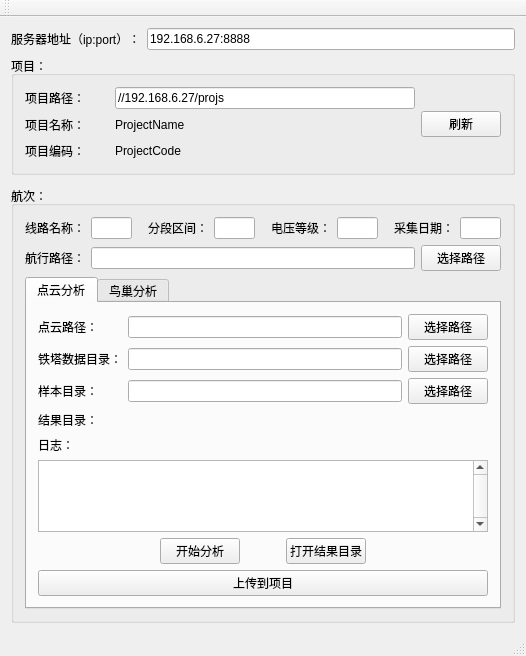
Qt form MainControl/MainControl.ui (CreamMilk/pct) before a commit.
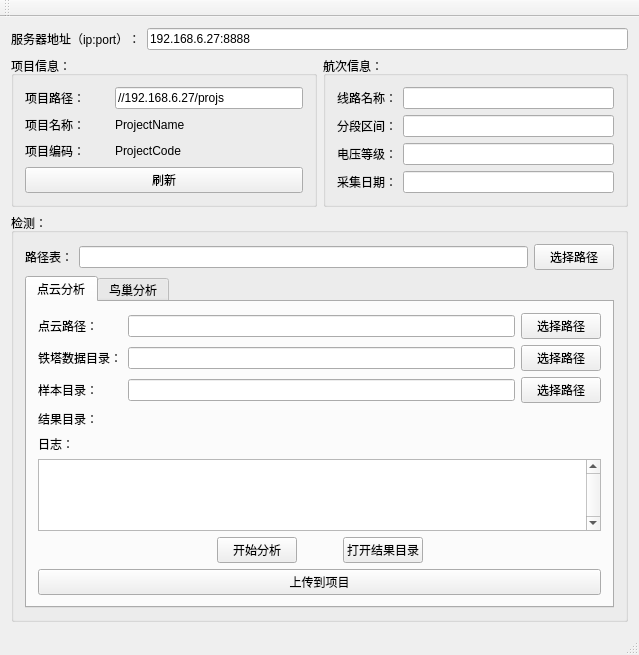
The same form after that commit.

Commit message: 1，俯视图是反的bug 2，鸟巢程序更新 3，路径表读取

Patch:
```diff
--- a/MainControl/MainControl.ui
+++ b/MainControl/MainControl.ui
@@ -6,8 +6,8 @@
    <rect>
     <x>0</x>
     <y>0</y>
-    <width>526</width>
-    <height>610</height>
+    <width>639</width>
+    <height>631</height>
    </rect>
   </property>
   <property name="windowTitle">
@@ -34,16 +34,14 @@
      </layout>
     </item>
     <item>
+     <layout class="QHBoxLayout" name="horizontalLayout_16">
+      <item>
      <widget class="QGroupBox" name="groupBox">
       <property name="title">
-       <string>项目：</string>
+         <string>项目信息：</string>
       </property>
       <layout class="QVBoxLayout" name="verticalLayout_5">
        <item>
-        <layout class="QHBoxLayout" name="horizontalLayout">
-         <item>
-          <layout class="QVBoxLayout" name="verticalLayout_7">
-           <item>
             <layout class="QHBoxLayout" name="horizontalLayout_13">
              <item>
               <widget class="QLabel" name="label_5">
@@ -161,8 +159,8 @@
              </item>
             </layout>
            </item>
-          </layout>
-         </item>
+         <item>
+          <layout class="QHBoxLayout" name="horizontalLayout">
          <item>
           <widget class="QPushButton" name="pushButton_5">
            <property name="enabled">
@@ -179,29 +177,13 @@
      </widget>
     </item>
     <item>
-     <spacer name="verticalSpacer_2">
-      <property name="orientation">
-       <enum>Qt::Vertical</enum>
-      </property>
-      <property name="sizeType">
-       <enum>QSizePolicy::Fixed</enum>
-      </property>
-      <property name="sizeHint" stdset="0">
-       <size>
-        <width>20</width>
-        <height>5</height>
-       </size>
-      </property>
-     </spacer>
-    </item>
-    <item>
-     <widget class="QGroupBox" name="groupBox_2">
+       <widget class="QGroupBox" name="groupBox_3">
       <property name="title">
-       <string>航次：</string>
-      </property>
-      <layout class="QVBoxLayout" name="verticalLayout_6">
+         <string>航次信息：</string>
+        </property>
+        <layout class="QVBoxLayout" name="verticalLayout_8">
        <item>
-        <layout class="QHBoxLayout" name="horizontalLayout_10">
+          <layout class="QHBoxLayout" name="horizontalLayout_17">
          <item>
           <widget class="QLabel" name="label_9">
            <property name="text">
@@ -212,22 +194,10 @@
          <item>
           <widget class="QLineEdit" name="lineEdit_Circuit_Name"/>
          </item>
-         <item>
-          <spacer name="horizontalSpacer_9">
-           <property name="orientation">
-            <enum>Qt::Horizontal</enum>
-           </property>
-           <property name="sizeType">
-            <enum>QSizePolicy::Fixed</enum>
-           </property>
-           <property name="sizeHint" stdset="0">
-            <size>
-             <width>10</width>
-             <height>20</height>
-            </size>
-           </property>
-          </spacer>
+          </layout>
          </item>
+         <item>
+          <layout class="QHBoxLayout" name="horizontalLayout_20">
          <item>
           <widget class="QLabel" name="label_10">
            <property name="text">
@@ -238,22 +208,10 @@
          <item>
           <widget class="QLineEdit" name="lineEdit_Circuit_Range"/>
          </item>
-         <item>
-          <spacer name="horizontalSpacer_10">
-           <property name="orientation">
-            <enum>Qt::Horizontal</enum>
-           </property>
-           <property name="sizeType">
-            <enum>QSizePolicy::Fixed</enum>
-           </property>
-           <property name="sizeHint" stdset="0">
-            <size>
-             <width>10</width>
-             <height>20</height>
-            </size>
-           </property>
-          </spacer>
+          </layout>
          </item>
+         <item>
+          <layout class="QHBoxLayout" name="horizontalLayout_19">
          <item>
           <widget class="QLabel" name="label_11">
            <property name="text">
@@ -264,22 +222,10 @@
          <item>
           <widget class="QLineEdit" name="lineEdit_Kv"/>
          </item>
-         <item>
-          <spacer name="horizontalSpacer_11">
-           <property name="orientation">
-            <enum>Qt::Horizontal</enum>
-           </property>
-           <property name="sizeType">
-            <enum>QSizePolicy::Fixed</enum>
-           </property>
-           <property name="sizeHint" stdset="0">
-            <size>
-             <width>10</width>
-             <height>20</height>
-            </size>
-           </property>
-          </spacer>
+          </layout>
          </item>
+         <item>
+          <layout class="QHBoxLayout" name="horizontalLayout_18">
          <item>
           <widget class="QLabel" name="label_12">
            <property name="text">
@@ -292,12 +238,23 @@
          </item>
         </layout>
        </item>
+        </layout>
+       </widget>
+      </item>
+     </layout>
+    </item>
+    <item>
+     <widget class="QGroupBox" name="groupBox_2">
+      <property name="title">
+       <string>检测：</string>
+      </property>
+      <layout class="QVBoxLayout" name="verticalLayout_6">
        <item>
         <layout class="QHBoxLayout" name="horizontalLayout_15">
          <item>
           <widget class="QLabel" name="label_15">
            <property name="text">
-            <string>航行路径：</string>
+            <string>路径表：</string>
            </property>
           </widget>
          </item>
```
Left out of the diff: 2 changed lines with no effect on the pictures. Lines whose indentation alone changed are shown as unchanged. The commit also changes 42 other files.
